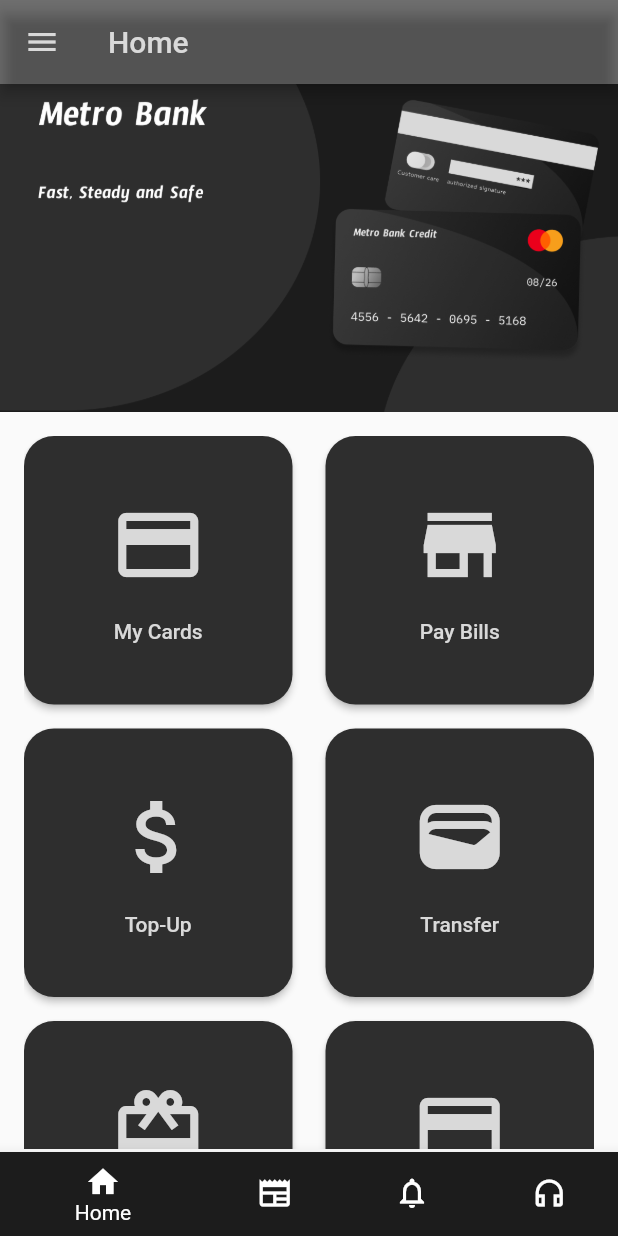
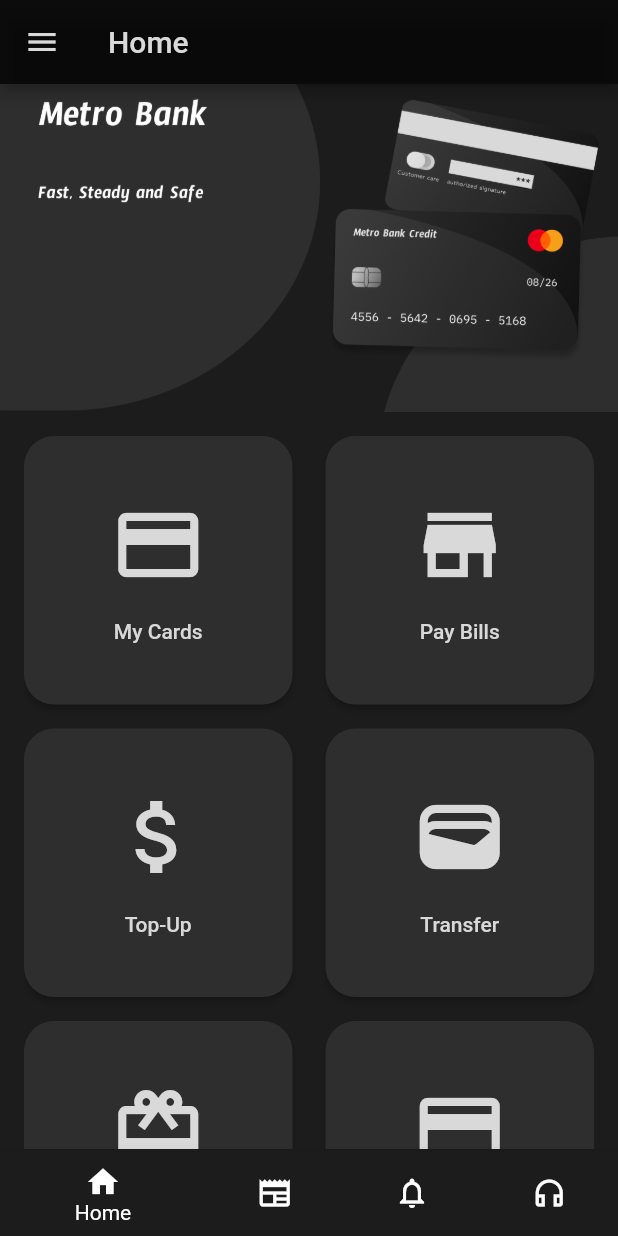
Before and after one commit to MoeZalzala11/Metro_Bank_0.1, a Flutter app: the screen it shows after launch, on a phone screen of 412 x 824 dp. Run offline on Flutter 3.47's test engine with Material 2 defaults, Android fonts, the phone set to English and light mode, and no system bars.

Commit message:
create two extra pages

```diff
--- a/lib/main.dart
+++ b/lib/main.dart
@@ -1,5 +1,5 @@
-import 'package:flutter/foundation.dart';
 import 'package:flutter/material.dart';
+import 'package:metro_bank/news_page.dart';
 import 'metro_home_page.dart';
 
 void main() {
@@ -33,12 +33,19 @@
 
 class _BaseState extends State<Base> {
   int currentIndex = 0;
+  final pages = [
+    const MetroHomePage(),
+    const NewsPage(),
+  ];
 
   @override
   Widget build(BuildContext context) {
     return Scaffold(
       backgroundColor: const Color(0xff1C1C1C),
-      body: const MetroHomePage(),
+      body: IndexedStack(
+        index: currentIndex,
+        children: pages,
+      ),
       bottomNavigationBar: BottomNavigationBar(
         type: BottomNavigationBarType.shifting,
         currentIndex: currentIndex,
--- a/lib/metro_home_page.dart
+++ b/lib/metro_home_page.dart
@@ -25,6 +25,7 @@
   @override
   Widget build(BuildContext context) {
     return Scaffold(
+      backgroundColor: const Color(0xff1C1C1C),
       appBar: AppBar(
         leading: GestureDetector(
           onTap: () {},
@@ -39,7 +40,8 @@
         ),
         backgroundColor: Colors.black54,
       ),
-      body: SizedBox(
+      body: Container(
+        color: const Color(0xff1C1C1C),
         width: MediaQuery.of(context).size.width,
         height: MediaQuery.of(context).size.height,
         child: Column(
```
Also changed, not shown: lib/customer_support_page.dart (added, +18 -0 lines), lib/messages_page.dart (deleted, +0 -14 lines), lib/news_page.dart (added, +18 -0 lines), lib/notifications_page.dart (added, +18 -0 lines).
